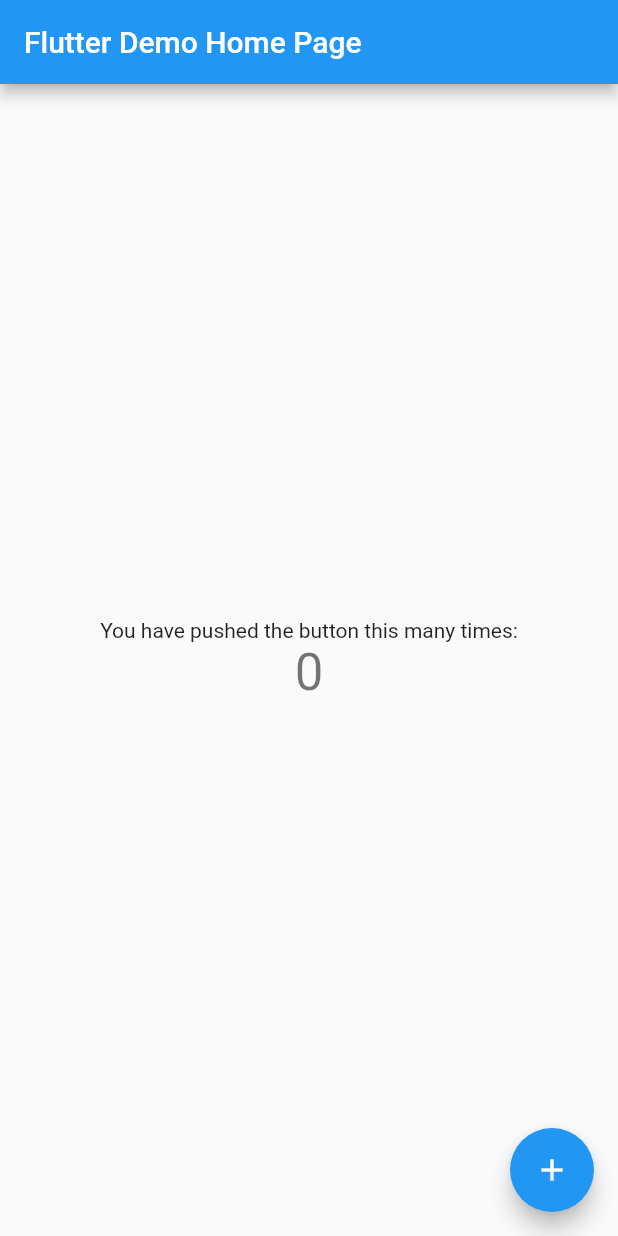
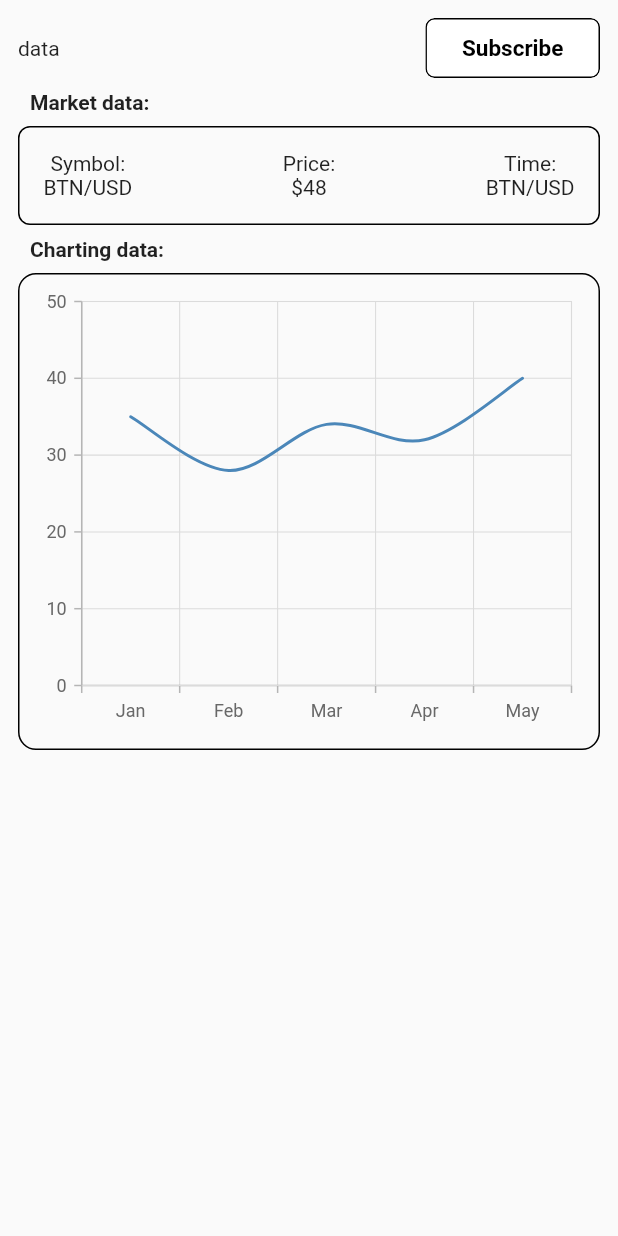
Before and after one commit to mihaab123/coin_api_test, a Flutter app: the screen it shows after launch, on a phone screen of 412 x 824 dp. Run offline on Flutter 3.47's test engine with Material 2 defaults, Android fonts, the phone set to English and light mode, and no system bars; our stand-ins replace dio, get, syncfusion_flutter_charts.

```diff
--- /dev/null
+++ b/lib/controllers/coin_asset_controller.dart
@@ -0,0 +1,17 @@
+import 'package:coin_api_test/models/coin_asset.dart';
+import 'package:coin_api_test/services/coin_api.dart';
+import 'package:get/get.dart';
+
+class CoinAssetController extends GetxController {
+  RxList<CoinAsset> assetsList = RxList<CoinAsset>([]);
+
+  @override
+  void onInit() {
+    super.onInit();
+    initialLoad();
+  }
+
+  initialLoad() async {
+    assetsList.value = await CoinApi().getAllAssets();
+  }
+}
--- a/lib/main.dart
+++ b/lib/main.dart
@@ -1,4 +1,7 @@
 import 'package:flutter/material.dart';
+import 'package:get/get.dart';
+
+import 'pages/home/home_page.dart';
 
 void main() {
   runApp(const MyApp());
@@ -10,106 +13,13 @@ class MyApp extends StatelessWidget {
   // This widget is the root of your application.
   @override
   Widget build(BuildContext context) {
-    return MaterialApp(
-      title: 'Flutter Demo',
+    return GetMaterialApp(
+      title: 'Coin Api Test',
+      debugShowCheckedModeBanner: false,
       theme: ThemeData(
-        // This is the theme of your application.
-        //
-        // Try running your application with "flutter run". You'll see the
-        // application has a blue toolbar. Then, without quitting the app, try
-        // changing the primarySwatch below to Colors.green and then invoke
-        // "hot reload" (press "r" in the console where you ran "flutter run",
-        // or simply save your changes to "hot reload" in a Flutter IDE).
-        // Notice that the counter didn't reset back to zero; the application
-        // is not restarted.
         primarySwatch: Colors.blue,
       ),
-      home: const MyHomePage(title: 'Flutter Demo Home Page'),
+      home: const HomePage(),
     );
   }
 }
-
-class MyHomePage extends StatefulWidget {
-  const MyHomePage({Key? key, required this.title}) : super(key: key);
-
-  // This widget is the home page of your application. It is stateful, meaning
-  // that it has a State object (defined below) that contains fields that affect
-  // how it looks.
-
-  // This class is the configuration for the state. It holds the values (in this
-  // case the title) provided by the parent (in this case the App widget) and
-  // used by the build method of the State. Fields in a Widget subclass are
-  // always marked "final".
-
-  final String title;
-
-  @override
-  State<MyHomePage> createState() => _MyHomePageState();
-}
-
-class _MyHomePageState extends State<MyHomePage> {
-  int _counter = 0;
-
-  void _incrementCounter() {
-    setState(() {
-      // This call to setState tells the Flutter framework that something has
-      // changed in this State, which causes it to rerun the build method below
-      // so that the display can reflect the updated values. If we changed
-      // _counter without calling setState(), then the build method would not be
-      // called again, and so nothing would appear to happen.
-      _counter++;
-    });
-  }
-
-  @override
-  Widget build(BuildContext context) {
-    // This method is rerun every time setState is called, for instance as done
-    // by the _incrementCounter method above.
-    //
-    // The Flutter framework has been optimized to make rerunning build methods
-    // fast, so that you can just rebuild anything that needs updating rather
-    // than having to individually change instances of widgets.
-    return Scaffold(
-      appBar: AppBar(
-        // Here we take the value from the MyHomePage object that was created by
-        // the App.build method, and use it to set our appbar title.
-        title: Text(widget.title),
-      ),
-      body: Center(
-        // Center is a layout widget. It takes a single child and positions it
-        // in the middle of the parent.
-        child: Column(
-          // Column is also a layout widget. It takes a list of children and
-          // arranges them vertically. By default, it sizes itself to fit its
-          // children horizontally, and tries to be as tall as its parent.
-          //
-          // Invoke "debug painting" (press "p" in the console, choose the
-          // "Toggle Debug Paint" action from the Flutter Inspector in Android
-          // Studio, or the "Toggle Debug Paint" command in Visual Studio Code)
-          // to see the wireframe for each widget.
-          //
-          // Column has various properties to control how it sizes itself and
-          // how it positions its children. Here we use mainAxisAlignment to
-          // center the children vertically; the main axis here is the vertical
-          // axis because Columns are vertical (the cross axis would be
-          // horizontal).
-          mainAxisAlignment: MainAxisAlignment.center,
-          children: <Widget>[
-            const Text(
-              'You have pushed the button this many times:',
-            ),
-            Text(
-              '$_counter',
-              style: Theme.of(context).textTheme.headline4,
-            ),
-          ],
-        ),
-      ),
-      floatingActionButton: FloatingActionButton(
-        onPressed: _incrementCounter,
-        tooltip: 'Increment',
-        child: const Icon(Icons.add),
-      ), // This trailing comma makes auto-formatting nicer for build methods.
-    );
-  }
-}
--- /dev/null
+++ b/lib/models/coin_asset.dart
@@ -0,0 +1,76 @@
+import 'dart:convert';
+
+class CoinAsset {
+  String asset_id;
+  String name;
+  double price_usd;
+  DateTime data_trade_start;
+  CoinAsset({
+    required this.asset_id,
+    required this.name,
+    required this.price_usd,
+    required this.data_trade_start,
+  });
+
+  CoinAsset copyWith({
+    String? asset_id,
+    String? name,
+    double? price_usd,
+    DateTime? data_trade_start,
+  }) {
+    return CoinAsset(
+      asset_id: asset_id ?? this.asset_id,
+      name: name ?? this.name,
+      price_usd: price_usd ?? this.price_usd,
+      data_trade_start: data_trade_start ?? this.data_trade_start,
+    );
+  }
+
+  Map<String, dynamic> toMap() {
+    return {
+      'asset_id': asset_id,
+      'name': name,
+      'price_usd': price_usd,
+      'data_trade_start': data_trade_start.millisecondsSinceEpoch,
+    };
+  }
+
+  factory CoinAsset.fromMap(Map<String, dynamic> map) {
+    return CoinAsset(
+      asset_id: map['asset_id'] ?? '',
+      name: map['name'] ?? '',
+      price_usd: map['price_usd']?.toDouble() ?? 0.0,
+      data_trade_start:
+          DateTime.fromMillisecondsSinceEpoch(map['data_trade_start']),
+    );
+  }
+
+  String toJson() => json.encode(toMap());
+
+  factory CoinAsset.fromJson(String source) =>
+      CoinAsset.fromMap(json.decode(source));
+
+  @override
+  String toString() {
+    return 'CoinAsset(asset_id: $asset_id, name: $name, price_usd: $price_usd, data_trade_start: $data_trade_start)';
+  }
+
+  @override
+  bool operator ==(Object other) {
+    if (identical(this, other)) return true;
+
+    return other is CoinAsset &&
+        other.asset_id == asset_id &&
+        other.name == name &&
+        other.price_usd == price_usd &&
+        other.data_trade_start == data_trade_start;
+  }
+
+  @override
+  int get hashCode {
+    return asset_id.hashCode ^
+        name.hashCode ^
+        price_usd.hashCode ^
+        data_trade_start.hashCode;
+  }
+}
--- /dev/null
+++ b/lib/pages/home/components/charting_data.dart
@@ -0,0 +1,45 @@
+import 'package:flutter/material.dart';
+import 'package:syncfusion_flutter_charts/charts.dart';
+
+class ChartingData extends StatelessWidget {
+  const ChartingData({Key? key}) : super(key: key);
+
+  @override
+  Widget build(BuildContext context) {
+    return Container(
+      decoration: BoxDecoration(
+        border: Border.all(
+          width: 1, //
+        ),
+        borderRadius: const BorderRadius.all(
+          Radius.circular(12.0),
+        ),
+      ),
+      child: Padding(
+        padding: const EdgeInsets.all(8.0),
+        child: SfCartesianChart(
+            primaryXAxis: CategoryAxis(),
+            series: <ChartSeries>[
+              // Initialize line series
+              SplineSeries<ChartData, String>(
+                  dataSource: [
+                    // Bind data source
+                    ChartData('Jan', 35),
+                    ChartData('Feb', 28),
+                    ChartData('Mar', 34),
+                    ChartData('Apr', 32),
+                    ChartData('May', 40)
+                  ],
+                  xValueMapper: (ChartData data, _) => data.x,
+                  yValueMapper: (ChartData data, _) => data.y)
+            ]),
+      ),
+    );
+  }
+}
+
+class ChartData {
+  ChartData(this.x, this.y);
+  final String x;
+  final double? y;
+}
--- /dev/null
+++ b/lib/pages/home/components/home_body.dart
@@ -0,0 +1,50 @@
+import 'package:coin_api_test/pages/home/components/charting_data.dart';
+import 'package:coin_api_test/pages/home/components/main_rounded_button.dart';
+import 'package:coin_api_test/pages/home/components/market_data.dart';
+import 'package:flutter/material.dart';
+
+class HomeBody extends StatelessWidget {
+  const HomeBody({Key? key}) : super(key: key);
+
+  @override
+  Widget build(BuildContext context) {
+    return Padding(
+      padding: const EdgeInsets.all(12.0),
+      child: Column(
+        crossAxisAlignment: CrossAxisAlignment.start,
+        children: [
+          Row(
+            children: [
+              //TextField(),
+              Expanded(flex: 7, child: Text("data")),
+              Expanded(
+                flex: 3,
+                child: MainRoundedButton(
+                  text: "Subscribe",
+                  callback: () {},
+                  padding: 20,
+                ),
+              )
+            ],
+          ),
+          const Padding(
+            padding: EdgeInsets.all(8.0),
+            child: Text(
+              "Market data:",
+              style: TextStyle(fontWeight: FontWeight.bold),
+            ),
+          ),
+          const MarketData(),
+          const Padding(
+            padding: EdgeInsets.all(8.0),
+            child: Text(
+              "Charting data:",
+              style: TextStyle(fontWeight: FontWeight.bold),
+            ),
+          ),
+          ChartingData(),
+        ],
+      ),
+    );
+  }
+}
--- /dev/null
+++ b/lib/pages/home/components/main_rounded_button.dart
@@ -0,0 +1,61 @@
+import 'package:flutter/material.dart';
+
+class MainRoundedButton extends StatelessWidget {
+  final String text;
+  final Color color;
+  final double round;
+  final double textSize;
+  final bool isActive;
+  final TextStyle textStyle;
+  final double padding;
+  final double paddingVert;
+  final VoidCallback callback;
+
+  MainRoundedButton(
+      {required this.text,
+      this.color = Colors.white,
+      required this.callback,
+      this.round = 6,
+      this.isActive = true,
+      this.textSize = 15,
+      this.padding = 5,
+      this.paddingVert = 10,
+      this.textStyle = const TextStyle(
+          color: Colors.black, fontWeight: FontWeight.w600, fontSize: 15)});
+
+  @override
+  Widget build(BuildContext context) {
+    return ClipRRect(
+      borderRadius: BorderRadius.all(Radius.circular(round)),
+      child: Material(
+        color: color,
+        child: InkWell(
+          onTap: callback,
+          hoverColor: color,
+          focusColor: color,
+          highlightColor: color,
+          child: Container(
+            decoration: BoxDecoration(
+              border: Border.all(
+                width: 1, //
+              ),
+              borderRadius: BorderRadius.all(
+                Radius.circular(round),
+              ),
+            ),
+            child: Padding(
+              padding: EdgeInsets.symmetric(
+                  horizontal: padding, vertical: paddingVert),
+              child: Center(
+                child: Text(
+                  text,
+                  style: textStyle,
+                ),
+              ),
+            ),
+          ),
+        ),
+      ),
+    );
+  }
+}
--- /dev/null
+++ b/lib/pages/home/components/market_data.dart
@@ -0,0 +1,43 @@
+import 'package:flutter/material.dart';
+
+class MarketData extends StatelessWidget {
+  const MarketData({Key? key}) : super(key: key);
+
+  @override
+  Widget build(BuildContext context) {
+    return Container(
+      decoration: BoxDecoration(
+        border: Border.all(
+          width: 1, //
+        ),
+        borderRadius: const BorderRadius.all(
+          Radius.circular(8.0),
+        ),
+      ),
+      child: Padding(
+        padding: const EdgeInsets.all(16.0),
+        child:
+            Row(mainAxisAlignment: MainAxisAlignment.spaceBetween, children: [
+          Column(
+            children: [
+              Text("Symbol:"),
+              Text("BTN/USD"),
+            ],
+          ),
+          Column(
+            children: [
+              Text("Price:"),
+              Text("\$48"),
+            ],
+          ),
+          Column(
+            children: [
+              Text("Time:"),
+              Text("BTN/USD"),
+            ],
+          )
+        ]),
+      ),
+    );
+  }
+}
--- /dev/null
+++ b/lib/pages/home/home_page.dart
@@ -0,0 +1,16 @@
+import 'package:flutter/material.dart';
+
+import 'components/home_body.dart';
+
+class HomePage extends StatelessWidget {
+  const HomePage({Key? key}) : super(key: key);
+
+  @override
+  Widget build(BuildContext context) {
+    return SafeArea(
+      child: Scaffold(
+        body: HomeBody(),
+      ),
+    );
+  }
+}
--- /dev/null
+++ b/lib/services/coin_api.dart
@@ -0,0 +1,21 @@
+import 'package:coin_api_test/models/coin_asset.dart';
+import 'package:dio/dio.dart';
+import 'package:flutter/material.dart';
+
+class CoinApi {
+  String token = "4A1800B6-D40E-43BC-AAA9-D3808B07B2F4";
+  String url = "https://rest.coinapi.io/";
+  void getRequest(String body) async {
+    var dio = Dio();
+    dio.options.headers['content-Type'] = 'application/json';
+    dio.options.headers["X-CoinAPI-Key"] = token;
+    final response = await dio.get(url);
+    debugPrint(response.data);
+  }
+
+  Future<List<CoinAsset>> getAllAssets() async {
+    List<CoinAsset> _assetsList = [];
+
+    return _assetsList;
+  }
+}
--- a/pubspec.yaml
+++ b/pubspec.yaml
@@ -34,6 +34,9 @@ dependencies:
   # The following adds the Cupertino Icons font to your application.
   # Use with the CupertinoIcons class for iOS style icons.
   cupertino_icons: ^1.0.2
+  dio: ^4.0.6
+  get: ^4.6.1
+  syncfusion_flutter_charts: ^20.1.47
 
 dev_dependencies:
   flutter_test:
```
Also changed, not shown: pubspec.lock.
